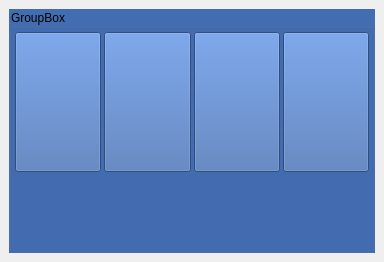
Old version of the form src/developer/main/pivottoolbox/basicpivottools/widget/ui/pivotUI.ui in the repository code-google-com/mayatools.
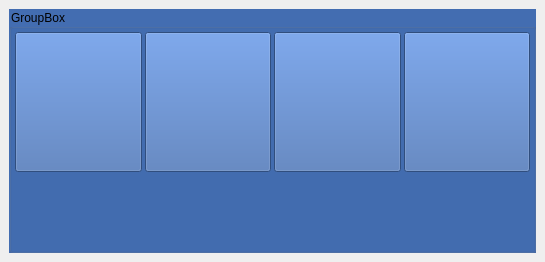
New version of the form. Icons and pictures are not drawn.

```diff
--- a/src/developer/main/pivottoolbox/basicpivottools/widget/ui/pivotUI.ui
+++ b/src/developer/main/pivottoolbox/basicpivottools/widget/ui/pivotUI.ui
@@ -6,7 +6,7 @@
    <rect>
     <x>0</x>
     <y>0</y>
-    <width>384</width>
+    <width>545</width>
     <height>262</height>
    </rect>
   </property>
```
